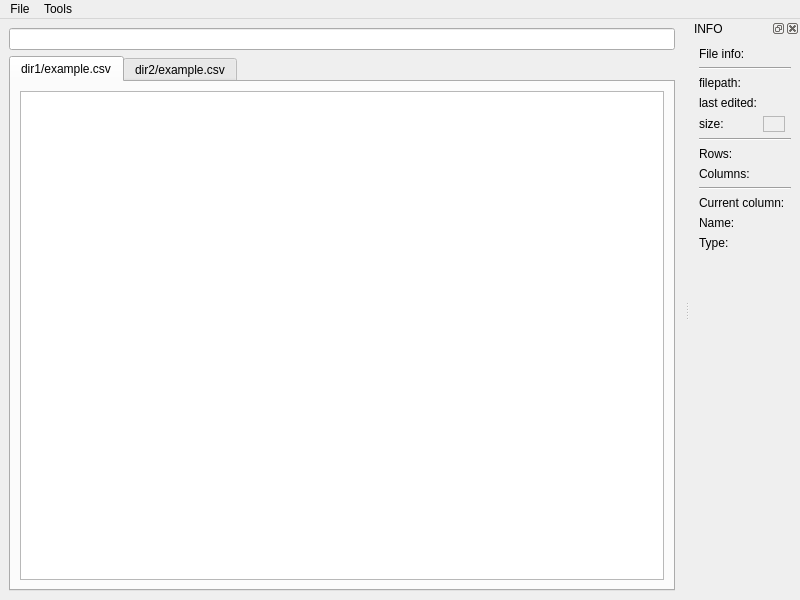
First picture: the form in assets/uis/main_window.ui, repository m4reQ/data-visualizer, before the edit.
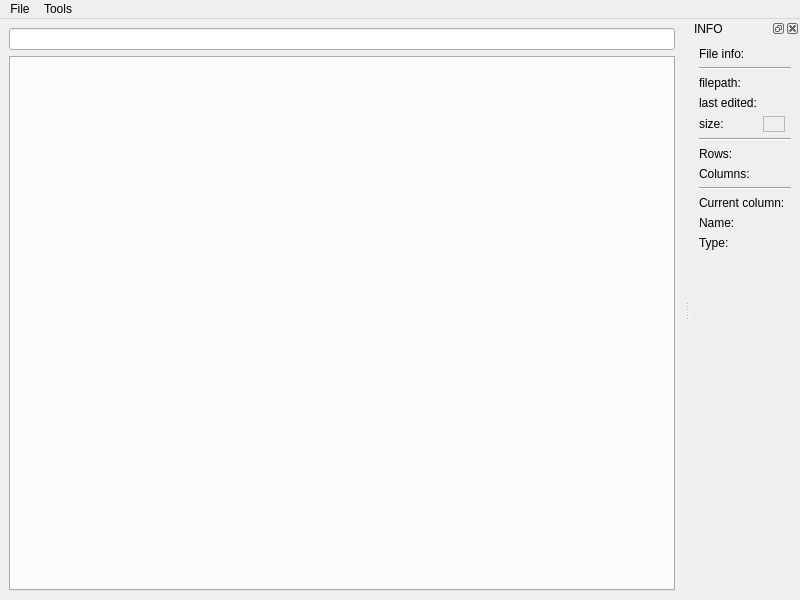
Second picture: the form after the edit.

Commit message: Remove placeholder data tabs from `MainWindow` Move `ColumnSettingsModel` to separate subpackage Change imported column settings from `ListView` to `TableView` Add basic CSV import functionality

Diff of the .ui file:
```diff
--- a/assets/uis/main_window.ui
+++ b/assets/uis/main_window.ui
@@ -23,21 +23,6 @@
       <property name="currentIndex">
        <number>0</number>
       </property>
-      <widget class="QWidget" name="widget">
-       <attribute name="title">
-        <string>dir1/example.csv</string>
-       </attribute>
-       <layout class="QGridLayout" name="gridLayout_2">
-        <item row="0" column="0">
-         <widget class="QTableView" name="editor_data_table"/>
-        </item>
-       </layout>
-      </widget>
-      <widget class="QWidget" name="tab_2">
-       <attribute name="title">
-        <string>dir2/example.csv</string>
-       </attribute>
-      </widget>
      </widget>
     </item>
     <item row="0" column="0">
```
Left out of the diff: 2 changed lines with no effect on the pictures. The commit also changes 9 other files.
